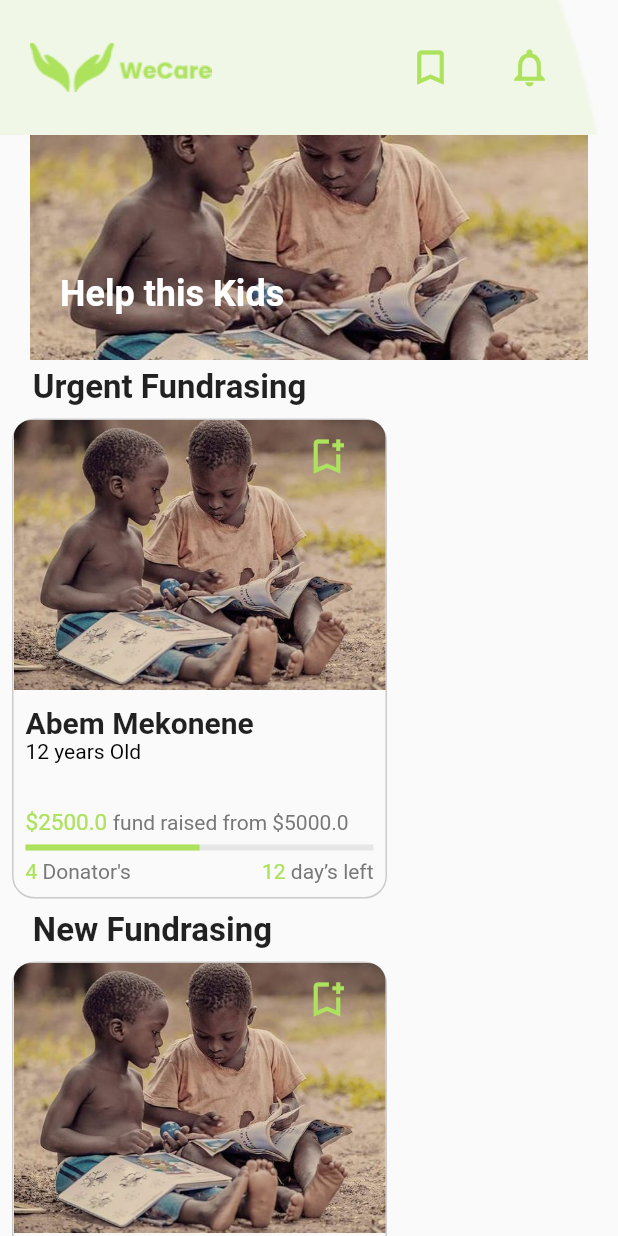
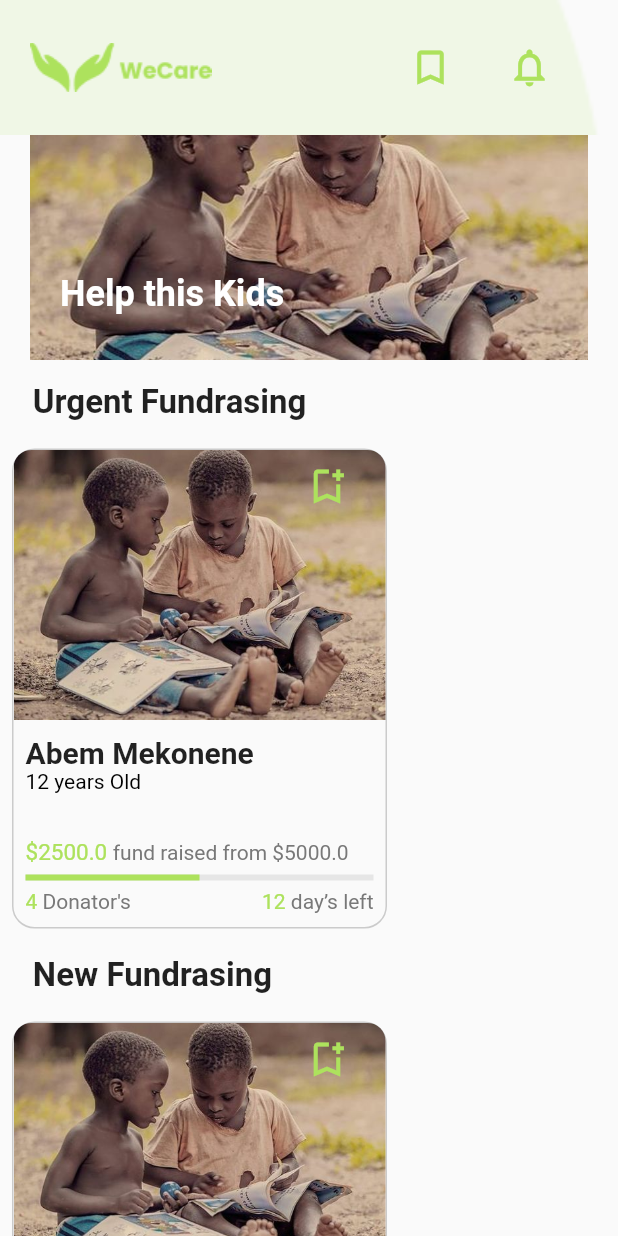
Before and after one commit to WECARE-BMA/wecare_app, a Flutter app: the Home_Page screen opened directly, on a phone screen of 412 x 824 dp. Run offline on Flutter 3.47's test engine with Material 2 defaults, Android fonts, the phone set to English and light mode, and no system bars; our stand-ins replace animated_splash_screen, firebase_core, google_fonts; accounts and stored records are empty.

Commit message:
home page fixed

```diff
--- a/lib/views/homePage.dart
+++ b/lib/views/homePage.dart
@@ -2,7 +2,6 @@
 
 import 'dart:async';
 import 'package:flutter/material.dart';
-import 'package:wecare_app/components/New_kid_card.dart';
 import 'package:wecare_app/components/kid_card.dart';
 import 'package:wecare_app/components/top_nav.dart';
 
@@ -41,11 +40,7 @@ class _Home_Page extends State<Home_Page> {
           child: Column(
             crossAxisAlignment: CrossAxisAlignment.start,
             children: [
-              Row(
-                children: const [
-                  TopNav(),
-                ],
-              ),
+              const TopNav(),
               Row(
                 mainAxisAlignment: MainAxisAlignment.center,
                 children: [
@@ -83,28 +78,22 @@ class _Home_Page extends State<Home_Page> {
               const SizedBox(
                 height: 5,
               ),
-              const Align(
-                alignment: Alignment.centerLeft,
+              const Padding(
+                padding: EdgeInsets.only(top: 10.0, bottom: 10.0),
                 child: Text(
                   '    Urgent Fundrasing',
                   style: TextStyle(fontSize: 22.0, fontWeight: FontWeight.bold),
                 ),
               ),
-              Row(
-                children: const [
-                  KidCard(),
-                ],
-              ),
-              const Align(
-                alignment: Alignment.centerLeft,
+              const KidCard(),
+              const Padding(
+                padding: EdgeInsets.only(top: 10.0, bottom: 10.0),
                 child: Text(
                   '    New Fundrasing',
                   style: TextStyle(fontSize: 22.0, fontWeight: FontWeight.bold),
                 ),
               ),
-              Row(
-                children: const [NewKidCard()],
-              )
+              const KidCard()
             ],
           ),
         ),
```
